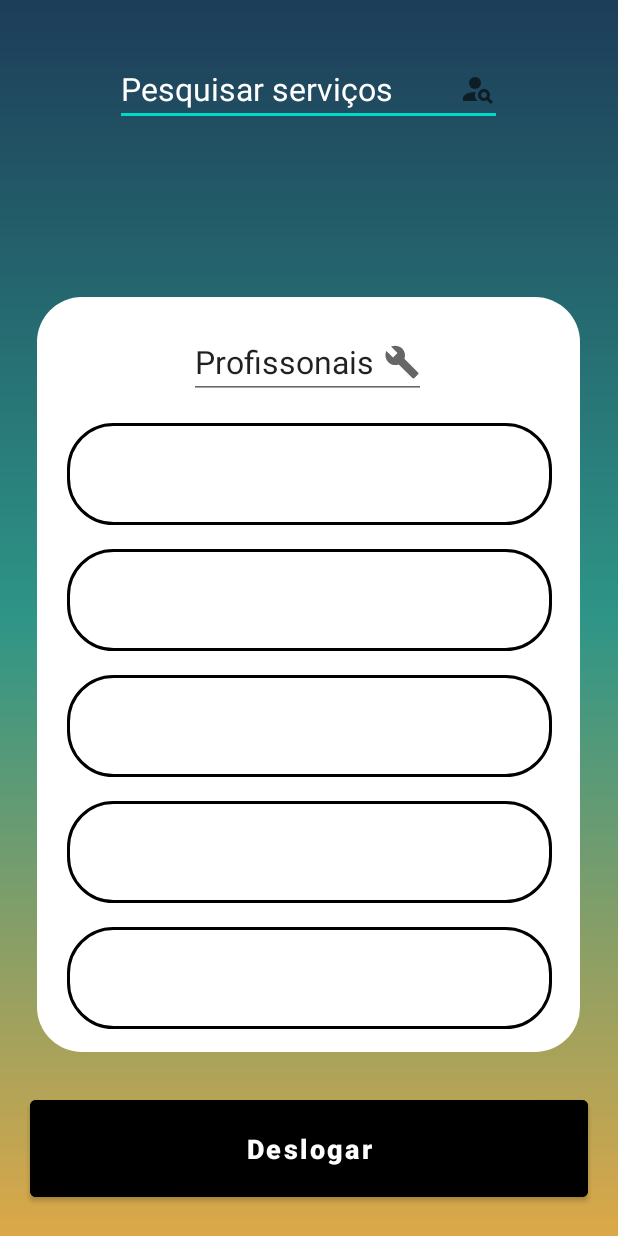
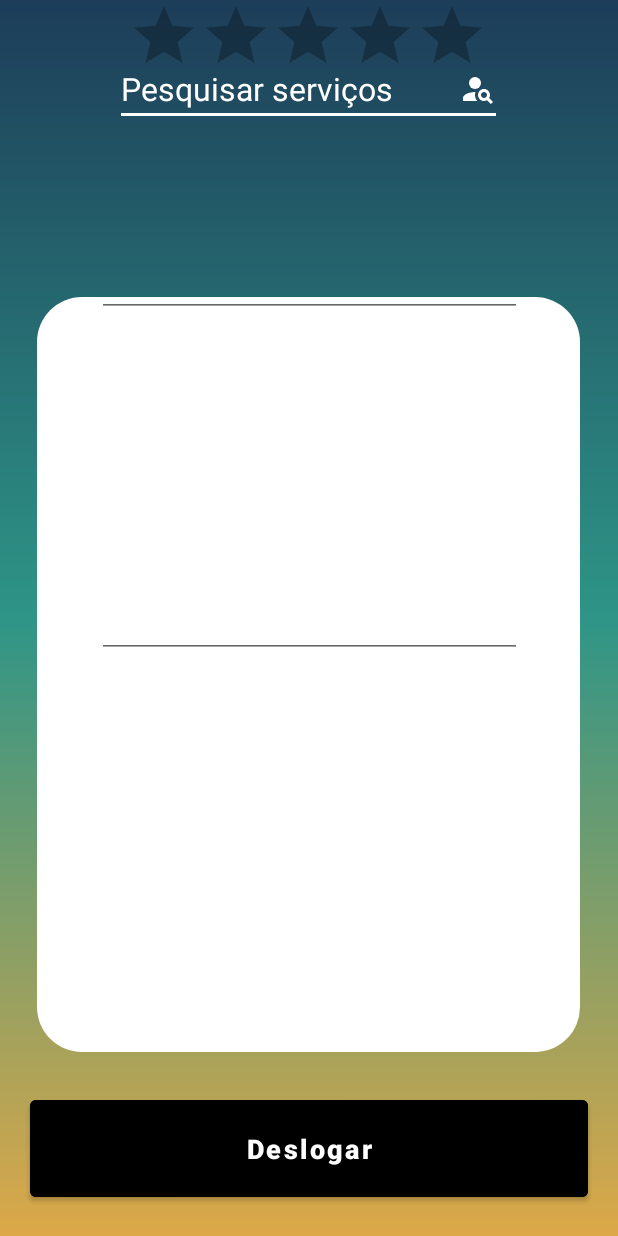
Before and after one commit to gabrielscholze-r/ObraPrima-Android, an Android app: the TelaServicosCliente screen opened directly, with no data from a screen before it, on a phone screen of 412 x 824 dp. Run offline under Robolectric (Android 15) with nearby library versions, the phone set to English and light mode, and no system bars.

Commit message:
first commit

```diff
--- a/app/src/main/java/com/example/meuapp/FormCadastroCliente.java
+++ b/app/src/main/java/com/example/meuapp/FormCadastroCliente.java
@@ -6,11 +6,11 @@ import android.content.Intent;
 import android.os.Bundle;
 import android.view.View;
 import android.widget.Button;
-import android.widget.EditText;
 
 public class FormCadastroCliente extends AppCompatActivity {
 
     private Button bt_cadastrar;
+
 
     @Override
     protected void onCreate(Bundle savedInstanceState) {
--- a/app/src/main/java/com/example/meuapp/TelaPrincipalCliente.java
+++ b/app/src/main/java/com/example/meuapp/TelaPrincipalCliente.java
@@ -1,16 +1,11 @@
 package com.example.meuapp;
 
-import androidx.annotation.Nullable;
 import androidx.appcompat.app.AppCompatActivity;
 
-import android.content.Context;
 import android.content.Intent;
 import android.os.Bundle;
 import android.view.View;
 import android.widget.Button;
-
-import android.database.sqlite.SQLiteDatabase;
-import android.database.sqlite.SQLiteOpenHelper;
 
 public class TelaPrincipalCliente extends AppCompatActivity {
 
--- a/app/src/main/res/layout/activity_tela_servicos_cliente.xml
+++ b/app/src/main/res/layout/activity_tela_servicos_cliente.xml
@@ -12,9 +12,20 @@
         android:layout_height="match_parent"
         android:background="@drawable/background">
 
+        <View
+            android:id="@+id/containerComponents"
+            style="@style/ContainerComponents"
+            android:layout_width="362dp"
+            android:layout_height="503dp"
+            android:layout_marginBottom="16dp"
+            app:layout_constraintBottom_toTopOf="@+id/bt_deslogar"
+            app:layout_constraintEnd_toEndOf="parent"
+            app:layout_constraintHorizontal_bias="0.489"
+            app:layout_constraintStart_toStartOf="parent"
+            app:layout_constraintTop_toBottomOf="@+id/pesquisa"
+            app:layout_constraintVertical_bias="0.937" />
 
         <EditText
-            android:textColorHint="@color/white"
             android:id="@+id/pesquisa"
             android:layout_width="258dp"
             android:layout_height="48dp"
@@ -23,12 +34,50 @@
             android:ems="10"
             android:hint="Pesquisar serviços"
             android:inputType="textPersonName"
+            android:backgroundTint="@color/white"
+            android:textColorHint="@color/white"
+            android:drawableTint="#FFFFFF"
             android:textSize="21dp"
-
             app:layout_constraintEnd_toEndOf="parent"
             app:layout_constraintHorizontal_bias="0.496"
             app:layout_constraintStart_toStartOf="parent"
             app:layout_constraintTop_toTopOf="parent" />
+
+        <EditText
+            android:id="@+id/editText2"
+            android:layout_width="283dp"
+            android:layout_height="211dp"
+            app:layout_constraintEnd_toEndOf="parent"
+            app:layout_constraintStart_toStartOf="parent"
+            tools:layout_editor_absoluteY="136dp" />
+
+        <RatingBar
+            android:id="@+id/ratingBar"
+            android:layout_width="wrap_content"
+            android:layout_height="wrap_content"
+            app:layout_constraintEnd_toEndOf="parent"
+            app:layout_constraintHorizontal_bias="0.497"
+            app:layout_constraintStart_toStartOf="parent"
+            tools:layout_editor_absoluteY="255dp" />
+
+        <RatingBar
+            android:id="@+id/ratingBar2"
+            android:layout_width="wrap_content"
+            android:layout_height="wrap_content"
+            app:layout_constraintEnd_toEndOf="parent"
+            app:layout_constraintHorizontal_bias="0.497"
+            app:layout_constraintStart_toStartOf="parent"
+            tools:layout_editor_absoluteY="482dp" />
+
+        <EditText
+            android:id="@+id/editText"
+            android:layout_width="283dp"
+            android:layout_height="211dp"
+            android:layout_marginTop="16dp"
+            app:layout_constraintEnd_toEndOf="parent"
+            app:layout_constraintStart_toStartOf="parent"
+            app:layout_constraintTop_toBottomOf="@+id/editText2" />
+
 
 
 
@@ -51,99 +100,7 @@
             app:layout_constraintStart_toStartOf="parent" />
 
 
-        <View
-            android:id="@+id/containerComponents"
-            style="@style/ContainerComponents"
-            android:layout_width="362dp"
-            android:layout_height="503dp"
-            android:layout_marginBottom="16dp"
-            app:layout_constraintBottom_toTopOf="@+id/bt_deslogar"
-            app:layout_constraintEnd_toEndOf="parent"
-            app:layout_constraintHorizontal_bias="0.489"
-            app:layout_constraintStart_toStartOf="parent"
-            app:layout_constraintTop_toBottomOf="@+id/pesquisa"
-            app:layout_constraintVertical_bias="0.937" />
 
-        <EditText
-            android:id="@+id/historico1"
-            style="@style/Edit_Text"
-            android:layout_width="323dp"
-            android:layout_height="68dp"
-            android:layout_marginTop="84dp"
-            android:drawableLeft="@drawable/ic_positivo"
-            android:drawableRight="@mipmap/ic_star"
-            android:inputType="numberPassword"
-            app:layout_constraintEnd_toEndOf="parent"
-            app:layout_constraintStart_toStartOf="parent"
-            app:layout_constraintTop_toTopOf="@+id/containerComponents" />
-
-        <EditText
-            android:id="@+id/historico2"
-            style="@style/Edit_Text"
-            android:layout_width="323dp"
-            android:layout_height="68dp"
-            android:layout_marginTop="16dp"
-            android:drawableLeft="@drawable/ic_negativo"
-            android:drawableRight="@drawable/ic_star"
-            android:inputType="numberPassword"
-            app:layout_constraintEnd_toEndOf="parent"
-            app:layout_constraintStart_toStartOf="parent"
-            app:layout_constraintTop_toBottomOf="@+id/historico1" />
-
-        <EditText
-            android:id="@+id/historico3"
-            style="@style/Edit_Text"
-            android:layout_width="323dp"
-            android:layout_height="68dp"
-            android:layout_marginTop="16dp"
-            android:drawableLeft="@drawable/ic_positivo"
-            android:drawableRight="@mipmap/ic_star"
-            android:inputType="numberPassword"
-            app:layout_constraintEnd_toEndOf="parent"
-            app:layout_constraintStart_toStartOf="parent"
-            app:layout_constraintTop_toBottomOf="@+id/historico2" />
-
-        <EditText
-            android:id="@+id/historico4"
-            style="@style/Edit_Text"
-            android:layout_width="323dp"
-            android:layout_height="68dp"
-            android:layout_marginTop="16dp"
-            android:drawableLeft="@drawable/ic_negativo"
-            android:drawableRight="@drawable/ic_star"
-            android:inputType="numberPassword"
-            app:layout_constraintEnd_toEndOf="parent"
-            app:layout_constraintStart_toStartOf="parent"
-            app:layout_constraintTop_toBottomOf="@+id/historico3" />
-
-        <EditText
-            android:id="@+id/historico5"
-            style="@style/Edit_Text"
-            android:layout_width="323dp"
-            android:layout_height="68dp"
-            android:layout_marginTop="16dp"
-            android:drawableLeft="@drawable/ic_positivo"
-            android:drawableRight="@mipmap/ic_star"
-            android:inputType="numberPassword"
-            app:layout_constraintEnd_toEndOf="parent"
-            app:layout_constraintStart_toStartOf="parent"
-            app:layout_constraintTop_toBottomOf="@+id/historico4" />
-
-
-        <EditText
-            android:id="@+id/profissonais"
-            android:layout_width="158dp"
-            android:layout_height="48dp"
-            android:layout_marginTop="20dp"
-            android:drawableRight="@drawable/ic_service"
-            android:ems="10"
-            android:inputType="textPersonName"
-            android:text="Profissonais"
-            android:textSize="21dp"
-            app:layout_constraintEnd_toEndOf="parent"
-            app:layout_constraintHorizontal_bias="0.496"
-            app:layout_constraintStart_toStartOf="parent"
-            app:layout_constraintTop_toTopOf="@+id/containerComponents" />
 
 
     </androidx.constraintlayout.widget.ConstraintLayout>
--- a/app/src/main/res/values/styles.xml
+++ b/app/src/main/res/values/styles.xml
@@ -16,9 +16,7 @@
         <item name="android:maxLength">30</item>
         <item name="android:layout_marginLeft">40dp</item>
         <item name="android:layout_marginRight">40dp</item>
-        <item name="android:textColor">@color/white</item>
         <item name="android:layout_marginTop">15dp</item>
-        <item name="android:drawableTint">@color/white</item>
     </style>
 
     <style name="ButtonEntrar">
@@ -33,8 +31,6 @@
         <item name="android:textStyle">bold</item>
         <item name="textAllCaps">false</item>
         <item name="android:background">@drawable/button</item>
-
     </style>
 
-
 </resources>
--- a/build.gradle
+++ b/build.gradle
@@ -1,7 +1,7 @@
 // Top-level build file where you can add configuration options common to all sub-projects/modules.
 plugins {
-    id 'com.android.application' version '7.2.0' apply false
-    id 'com.android.library' version '7.2.0' apply false
+    id 'com.android.application' version '7.1.3' apply false
+    id 'com.android.library' version '7.1.3' apply false
 }
 
 task clean(type: Delete) {
```
Also changed, not shown: app/src/main/java/com/example/meuapp/data/Database.java (added, +33 -0 lines), app/src/main/java/com/example/meuapp/data/Pedidos.java (added, +48 -0 lines), app/src/main/java/com/example/meuapp/data/Profissional.java (added, +47 -0 lines), app/src/main/res/layout/activity_form_login.xml (+14 -12 lines), app/src/main/res/layout/activity_tela_principal_cliente.xml (+17 -6 lines), app/src/main/res/layout/activity_tela_principal_profissional.xml (+30 -4 lines), app/src/main/res/drawable-v24/obra_prima.png (added), app/src/main/res/drawable-v24/tres_estrelas.png (added), gradle/wrapper/gradle-wrapper.properties.
